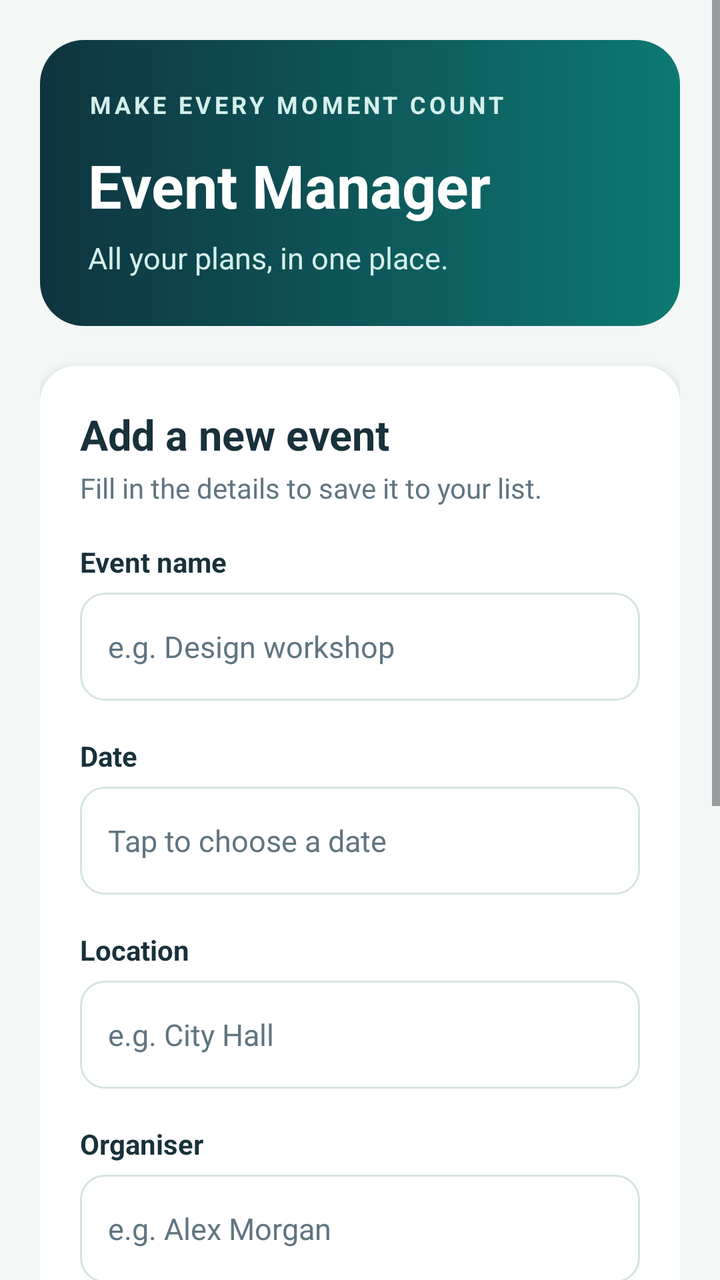
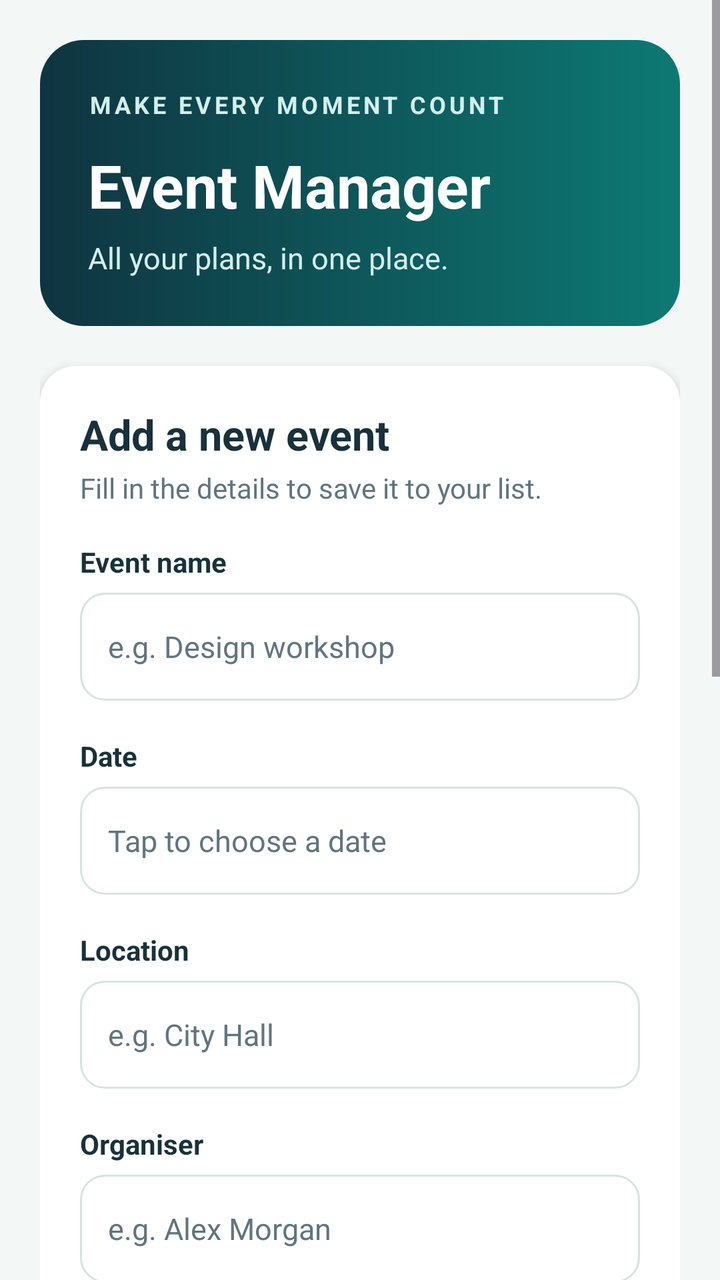

An Android layout rendered at two revisions. The XML below is the earlier revision; the diff shows what the commit changed to produce the second picture.
<!-- AndroidManifest.xml: application theme Theme.EventManagerApplication -->
<!-- res/layout/activity_main.xml -->
<?xml version="1.0" encoding="utf-8"?>
<ScrollView xmlns:android="http://schemas.android.com/apk/res/android"
    xmlns:tools="http://schemas.android.com/tools"
    android:layout_width="match_parent"
    android:layout_height="match_parent"
    android:background="@color/screen_background"
    android:fillViewport="true"
    android:clipToPadding="false"
    tools:context=".MainActivity">

    <LinearLayout
        android:id="@+id/main"
        android:layout_width="match_parent"
        android:layout_height="wrap_content"
        android:orientation="vertical"
        android:padding="20dp">

        <LinearLayout
            android:layout_width="match_parent"
            android:layout_height="wrap_content"
            android:background="@drawable/header_background"
            android:orientation="vertical"
            android:padding="24dp">

            <TextView
                android:layout_width="wrap_content"
                android:layout_height="wrap_content"
                android:text="@string/header_eyebrow"
                android:textColor="@color/header_soft"
                android:textSize="12sp"
                android:textStyle="bold"
                android:letterSpacing="0.14" />

            <TextView
                android:layout_width="match_parent"
                android:layout_height="wrap_content"
                android:layout_marginTop="12dp"
                android:text="@string/screen_title"
                android:textColor="@color/white"
                android:textSize="30sp"
                android:textStyle="bold" />

            <TextView
                android:layout_width="match_parent"
                android:layout_height="wrap_content"
                android:layout_marginTop="6dp"
                android:text="@string/screen_subtitle"
                android:textColor="@color/header_soft"
                android:textSize="15sp" />
        </LinearLayout>

        <LinearLayout
            android:layout_width="match_parent"
            android:layout_height="wrap_content"
            android:layout_marginTop="20dp"
            android:background="@drawable/card_background"
            android:elevation="3dp"
            android:orientation="vertical"
            android:padding="20dp">

            <TextView
                android:layout_width="match_parent"
                android:layout_height="wrap_content"
                android:text="@string/new_event"
                android:textColor="@color/text_primary"
                android:textSize="21sp"
                android:textStyle="bold" />

            <TextView
                android:layout_width="match_parent"
                android:layout_height="wrap_content"
                android:layout_marginTop="3dp"
                android:text="@string/form_subtitle"
                android:textColor="@color/text_secondary"
                android:textSize="14sp" />

            <TextView
                style="@style/EventFieldLabel"
                android:text="@string/event_name_label" />

            <EditText
                android:id="@+id/eventNameInput"
                style="@style/EventInput"
                android:hint="@string/event_name_hint"
                android:inputType="textCapSentences"
                android:singleLine="true" />

            <TextView
                android:id="@+id/eventNameError"
                style="@style/EventErrorText"
                android:text="@string/error_name_required" />

            <TextView
                style="@style/EventFieldLabel"
                android:text="@string/event_date_label" />

            <EditText
                android:id="@+id/eventDateInput"
                style="@style/EventInput"
                android:clickable="true"
                android:focusable="false"
                android:hint="@string/event_date_hint" />

            <TextView
                android:id="@+id/eventDateError"
                style="@style/EventErrorText"
                android:text="@string/error_date_required" />

            <TextView
                style="@style/EventFieldLabel"
                android:text="@string/event_location_label" />

            <EditText
                android:id="@+id/eventLocationInput"
                style="@style/EventInput"
                android:hint="@string/event_location_hint"
                android:inputType="textCapSentences"
                android:singleLine="true" />

            <TextView
                android:id="@+id/eventLocationError"
                style="@style/EventErrorText"
                android:text="@string/error_location_required" />

            <TextView
                style="@style/EventFieldLabel"
                android:text="@string/event_organiser_label" />

            <EditText
                android:id="@+id/eventOrganiserInput"
                style="@style/EventInput"
                android:hint="@string/event_organiser_hint"
                android:inputType="textCapWords"
                android:singleLine="true" />

            <TextView
                android:id="@+id/eventOrganiserError"
                style="@style/EventErrorText"
                android:text="@string/error_organiser_required" />

            <TextView
                style="@style/EventFieldLabel"
                android:text="@string/event_type_label" />

            <Spinner
                android:id="@+id/eventTypeSpinner"
                android:layout_width="match_parent"
                android:layout_height="54dp"
                android:layout_marginTop="6dp"
                android:background="@drawable/input_background"
                android:entries="@array/event_types"
                android:paddingStart="14dp"
                android:paddingEnd="14dp" />

            <Button
                android:id="@+id/addEventButton"
                android:layout_width="match_parent"
                android:layout_height="54dp"
                android:layout_marginTop="22dp"
                android:backgroundTint="@color/brand"
                android:text="@string/add_event"
                android:textAllCaps="false"
                android:textColor="@color/white"
                android:textSize="16sp"
                android:textStyle="bold" />
        </LinearLayout>

        <TextView
            android:layout_width="match_parent"
            android:layout_height="wrap_content"
            android:layout_marginTop="28dp"
            android:layout_marginBottom="12dp"
            android:text="@string/your_events"
            android:textColor="@color/text_primary"
            android:textSize="21sp"
            android:textStyle="bold" />

        <TextView
            android:id="@+id/emptyEventsText"
            android:layout_width="match_parent"
            android:layout_height="wrap_content"
            android:background="@drawable/empty_background"
            android:gravity="center"
            android:padding="28dp"
            android:text="@string/empty_events"
            android:textColor="@color/text_secondary"
            android:textSize="15sp" />

        <LinearLayout
            android:id="@+id/eventList"
            android:layout_width="match_parent"
            android:layout_height="wrap_content"
            android:orientation="vertical" />
    </LinearLayout>
</ScrollView>
<!-- resources referenced by this layout -->
<resources>
  <string-array name="event_types">
          <item>Conference</item>
          <item>Workshop</item>
          <item>Seminar</item>
          <item>Social</item>
          <item>Other</item>
      </string-array>
  <color name="brand">#087F79</color>
  <color name="header_soft">#D4EFEB</color>
  <color name="screen_background">#F3F7F6</color>
  <color name="text_primary">#18313B</color>
  <color name="text_secondary">#607580</color>
  <color name="white">#FFFFFFFF</color>
  <!-- drawable card_background (drawable) -->
  <?xml version="1.0" encoding="utf-8"?>
  <shape xmlns:android="http://schemas.android.com/apk/res/android">
      <solid android:color="@color/card_white" />
      <corners android:radius="18dp" />
  </shape>
  <!-- drawable header_background (drawable) -->
  <?xml version="1.0" encoding="utf-8"?>
  <shape xmlns:android="http://schemas.android.com/apk/res/android">
      <gradient
          android:angle="0"
          android:startColor="@color/header_start"
          android:endColor="@color/header_end" />
      <corners android:radius="22dp" />
  </shape>
  <!-- drawable input_background (drawable) -->
  <?xml version="1.0" encoding="utf-8"?>
  <shape xmlns:android="http://schemas.android.com/apk/res/android">
      <solid android:color="@color/card_white" />
      <stroke android:width="1dp" android:color="@color/input_border" />
      <corners android:radius="12dp" />
  </shape>
  <string name="add_event">+  Add event</string>
  <string name="empty_events">No events yet. Add your first event above.</string>
  <string name="error_date_required">Event date is required.</string>
  <string name="error_location_required">Event location is required.</string>
  <string name="error_name_required">Event name is required.</string>
  <string name="error_organiser_required">Event organiser is required.</string>
  <string name="event_date_hint">Tap to choose a date</string>
  <string name="event_date_label">Date</string>
  <string name="event_location_hint">e.g. City Hall</string>
  <string name="event_location_label">Location</string>
  <string name="event_name_hint">e.g. Design workshop</string>
  <string name="event_name_label">Event name</string>
  <string name="event_organiser_hint">e.g. Alex Morgan</string>
  <string name="event_organiser_label">Organiser</string>
  <string name="event_type_label">Event type</string>
  <string name="form_subtitle">Fill in the details to save it to your list.</string>
  <string name="header_eyebrow">MAKE EVERY MOMENT COUNT</string>
  <string name="new_event">Add a new event</string>
  <string name="screen_subtitle">All your plans, in one place.</string>
  <string name="screen_title">Event Manager</string>
  <string name="your_events">Your events</string>
  <style name="EventFieldLabel">
          <item name="android:layout_width">match_parent</item>
          <item name="android:layout_height">wrap_content</item>
          <item name="android:layout_marginTop">18dp</item>
          <item name="android:textColor">@color/text_primary</item>
          <item name="android:textSize">14sp</item>
          <item name="android:textStyle">bold</item>
      </style>
  <style name="Theme.EventManagerApplication" parent="Base.Theme.EventManagerApplication" />
  <color name="card_white">#FFFFFFFF</color>
  <color name="input_border">#D6E4E1</color>
  <color name="header_start">#0F3440</color>
  <color name="header_end">#0D7973</color>
  <color name="error_red">#C93434</color>
  <!-- unchanged entries left out for length: 4 -->
</resources>

<!-- the commit's change to res/layout/activity_main.xml (unified diff, before → after) -->
@@ -152,6 +152,36 @@
                 android:paddingStart="14dp"
                 android:paddingEnd="14dp" />
 
+            <TextView
+                style="@style/EventFieldLabel"
+                android:text="@string/event_status_label" />
+
+            <Spinner
+                android:id="@+id/eventStatusSpinner"
+                android:layout_width="match_parent"
+                android:layout_height="54dp"
+                android:layout_marginTop="6dp"
+                android:background="@drawable/input_background"
+                android:entries="@array/event_statuses"
+                android:paddingStart="14dp"
+                android:paddingEnd="14dp" />
+
+            <TextView
+                style="@style/EventFieldLabel"
+                android:text="@string/event_amount_label" />
+
+            <EditText
+                android:id="@+id/eventAmountInput"
+                style="@style/EventInput"
+                android:hint="@string/event_amount_hint"
+                android:inputType="numberDecimal"
+                android:singleLine="true" />
+
+            <TextView
+                android:id="@+id/eventAmountError"
+                style="@style/EventErrorText"
+                android:text="@string/error_amount" />
+
             <Button
                 android:id="@+id/addEventButton"
                 android:layout_width="match_parent"
@@ -163,6 +193,15 @@
                 android:textColor="@color/white"
                 android:textSize="16sp"
                 android:textStyle="bold" />
+
+            <Button
+                android:id="@+id/cancelEditButton"
+                android:layout_width="match_parent"
+                android:layout_height="48dp"
+                android:layout_marginTop="8dp"
+                android:text="@string/cancel_edit"
+                android:textAllCaps="false"
+                android:visibility="gone" />
         </LinearLayout>
 
         <TextView
<!-- resource entries referenced after the edit -->
@@ -1,5 +1,10 @@
 <!-- resources referenced by this layout -->
 <resources>
+  <string-array name="event_statuses">
+          <item>Upcoming</item>
+          <item>Completed</item>
+          <item>Cancelled</item>
+      </string-array>
   <string-array name="event_types">
           <item>Conference</item>
           <item>Workshop</item>
@@ -36,11 +41,15 @@
       <corners android:radius="12dp" />
   </shape>
   <string name="add_event">+  Add event</string>
+  <string name="cancel_edit">Cancel edit</string>
   <string name="empty_events">No events yet. Add your first event above.</string>
+  <string name="error_amount">Enter a valid amount of zero or more.</string>
   <string name="error_date_required">Event date is required.</string>
   <string name="error_location_required">Event location is required.</string>
   <string name="error_name_required">Event name is required.</string>
   <string name="error_organiser_required">Event organiser is required.</string>
+  <string name="event_amount_hint">e.g. 25.00</string>
+  <string name="event_amount_label">Amount</string>
   <string name="event_date_hint">Tap to choose a date</string>
   <string name="event_date_label">Date</string>
   <string name="event_location_hint">e.g. City Hall</string>
@@ -49,6 +58,7 @@
   <string name="event_name_label">Event name</string>
   <string name="event_organiser_hint">e.g. Alex Morgan</string>
   <string name="event_organiser_label">Organiser</string>
+  <string name="event_status_label">Event status</string>
   <string name="event_type_label">Event type</string>
   <string name="form_subtitle">Fill in the details to save it to your list.</string>
   <string name="header_eyebrow">MAKE EVERY MOMENT COUNT</string>
